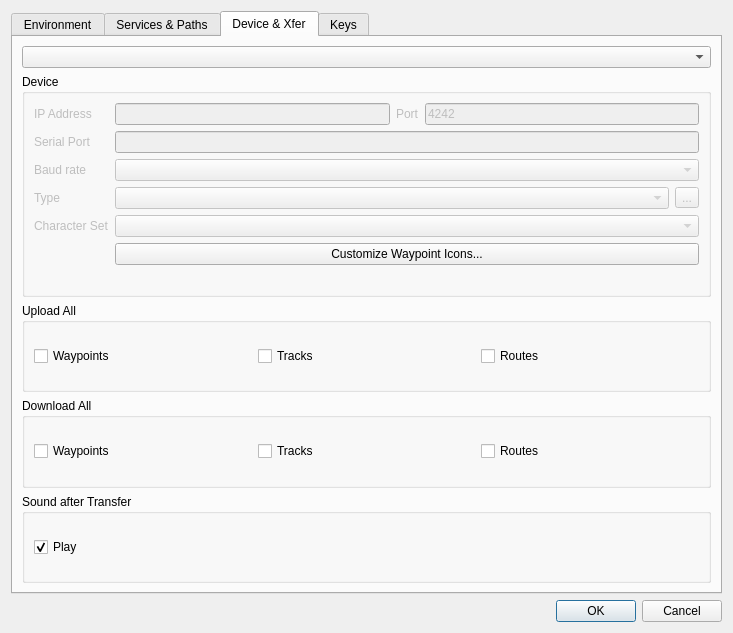
Above: src/IDlgConfig.ui from Nikoli/qlandkartegt before the change. Below: the same form after it.
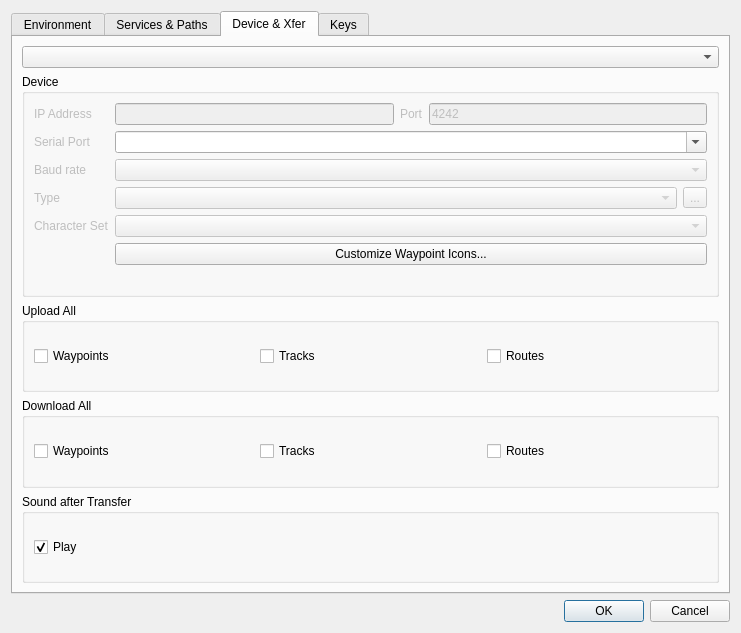
That is the form after the change. The open tabs and pages were chosen to show the change. Icons and pictures are not drawn.

Commit message: replace 3rd party serial port class by Qt5 internal QSerialPort

Patch:
```diff
--- a/src/IDlgConfig.ui
+++ b/src/IDlgConfig.ui
@@ -6,7 +6,7 @@
    <rect>
     <x>0</x>
     <y>0</y>
-    <width>733</width>
+    <width>741</width>
     <height>633</height>
    </rect>
   </property>
@@ -708,16 +708,6 @@
             </property>
            </widget>
           </item>
-          <item row="1" column="1">
-           <widget class="QLineEdit" name="lineDevSerialPort">
-            <property name="enabled">
-             <bool>false</bool>
-            </property>
-            <property name="toolTip">
-             <string>Pass something like &quot;/dev/ttyS0&quot; or &quot;/dev/rfcomm0&quot; for serial Garmin devices or NMEA devices. For Garmin USB devices leave blank.</string>
-            </property>
-           </widget>
-          </item>
           <item row="2" column="0">
            <widget class="QLabel" name="labelDevBaudRate">
             <property name="enabled">
@@ -812,6 +802,13 @@
             </property>
            </widget>
           </item>
+          <item row="1" column="1">
+           <widget class="QComboBox" name="comboDevSerialPort">
+            <property name="editable">
+             <bool>true</bool>
+            </property>
+           </widget>
+          </item>
          </layout>
         </widget>
        </item>
```
Left out of the diff: 13 changed lines with no effect on the pictures. The commit also changes 16 other files.
